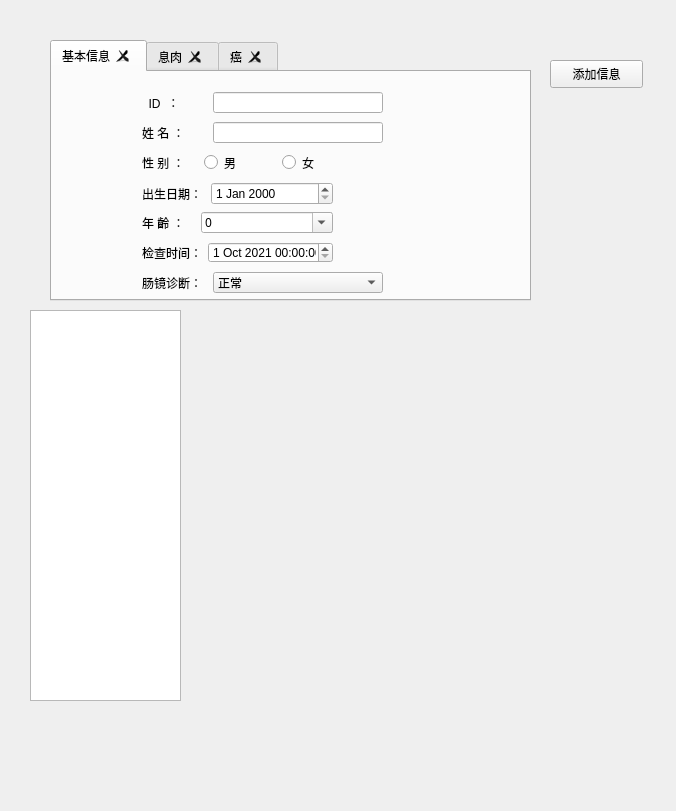
This is MyWindows.ui in xiebingjun777/Pyqt5-in-exceltool as Qt 5 draws it before an edit. The edited form follows.
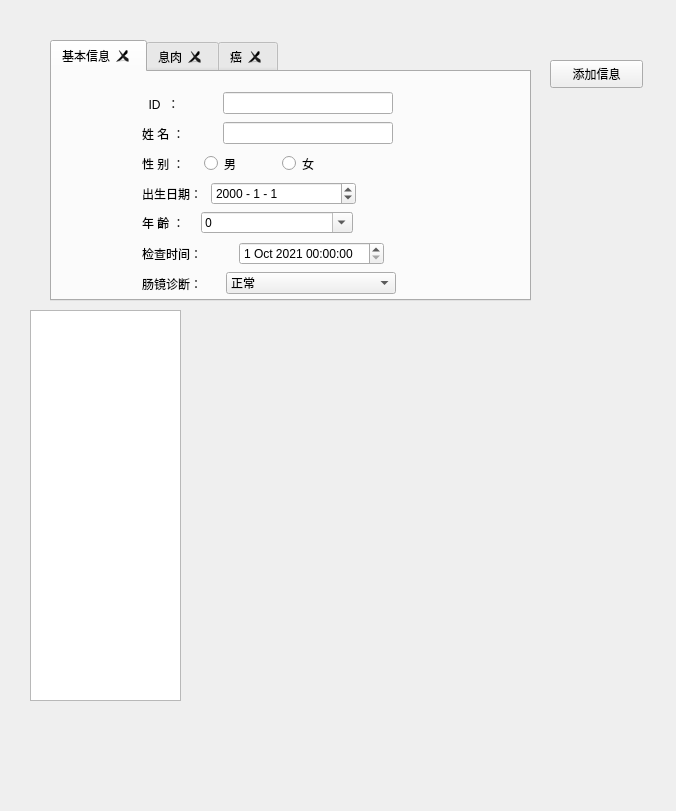
This is the edited form.

```diff
--- a/MyWindows.ui
+++ b/MyWindows.ui
@@ -53,7 +53,7 @@
        <rect>
         <x>90</x>
         <y>110</y>
-        <width>191</width>
+        <width>214</width>
         <height>23</height>
        </rect>
       </property>
@@ -89,6 +89,9 @@
            <pointsize>9</pointsize>
           </font>
          </property>
+         <property name="displayFormat">
+          <string>yyyy - M - d</string>
+         </property>
         </widget>
        </item>
       </layout>
@@ -98,7 +101,7 @@
        <rect>
         <x>90</x>
         <y>140</y>
-        <width>191</width>
+        <width>211</width>
         <height>21</height>
        </rect>
       </property>
@@ -268,13 +271,13 @@
        </item>
       </layout>
      </widget>
-     <widget class="QWidget" name="">
+     <widget class="QWidget" name="layoutWidget">
       <property name="geometry">
        <rect>
         <x>90</x>
         <y>50</y>
-        <width>241</width>
-        <height>21</height>
+        <width>251</width>
+        <height>23</height>
        </rect>
       </property>
       <layout class="QHBoxLayout" name="horizontalLayout_9">
@@ -323,13 +326,13 @@
        </item>
       </layout>
      </widget>
-     <widget class="QWidget" name="">
+     <widget class="QWidget" name="layoutWidget">
       <property name="geometry">
        <rect>
         <x>90</x>
         <y>20</y>
-        <width>241</width>
-        <height>21</height>
+        <width>251</width>
+        <height>23</height>
        </rect>
       </property>
       <layout class="QHBoxLayout" name="horizontalLayout_10">
@@ -378,13 +381,13 @@
        </item>
       </layout>
      </widget>
-     <widget class="QWidget" name="">
+     <widget class="QWidget" name="layoutWidget">
       <property name="geometry">
        <rect>
         <x>90</x>
         <y>80</y>
         <width>211</width>
-        <height>21</height>
+        <height>23</height>
        </rect>
       </property>
       <layout class="QHBoxLayout" name="horizontalLayout_8" stretch="0,3">
@@ -432,13 +435,13 @@
        </item>
       </layout>
      </widget>
-     <widget class="QWidget" name="">
+     <widget class="QWidget" name="layoutWidget">
       <property name="geometry">
        <rect>
         <x>90</x>
         <y>200</y>
-        <width>241</width>
-        <height>21</height>
+        <width>254</width>
+        <height>23</height>
        </rect>
       </property>
       <layout class="QHBoxLayout" name="horizontalLayout_5">
@@ -507,8 +510,8 @@
        <rect>
         <x>90</x>
         <y>170</y>
-        <width>191</width>
-        <height>21</height>
+        <width>242</width>
+        <height>23</height>
        </rect>
       </property>
       <layout class="QHBoxLayout" name="horizontalLayout_12">
```
Left out of the diff: 2 changed lines with no effect on the pictures.
